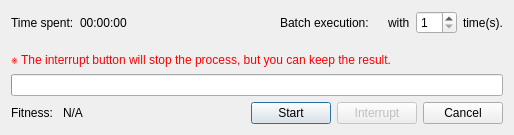
The window that core/synthesis/dimensional_synthesis/dialogs/progress.ui (KmolYuan/Pyslvs-UI) describes before a commit, drawn with Qt 5.
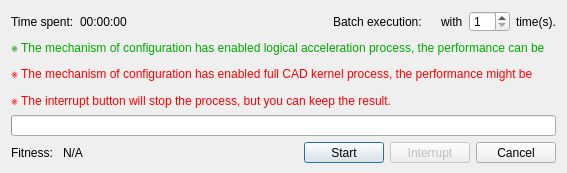
The same window after the commit. Icons and pictures are not drawn.

Commit message: Update core kernel and UI information.

Patch:
```diff
--- a/core/synthesis/dimensional_synthesis/dialogs/progress.ui
+++ b/core/synthesis/dimensional_synthesis/dialogs/progress.ui
@@ -6,8 +6,8 @@
    <rect>
     <x>0</x>
     <y>0</y>
-    <width>514</width>
-    <height>135</height>
+    <width>567</width>
+    <height>163</height>
    </rect>
   </property>
   <property name="windowTitle">
@@ -100,7 +100,27 @@
     </spacer>
    </item>
    <item>
-    <widget class="QLabel" name="label_2">
+    <widget class="QLabel" name="fast_kernel_label">
+     <property name="text">
+      <string>&lt;html&gt;&lt;head/&gt;&lt;body&gt;&lt;p&gt;&lt;span style=&quot; color:#00aa00;&quot;&gt;※ The mechanism of configuration has enabled logical acceleration process, the performance can be more faster.&lt;/span&gt;&lt;/p&gt;&lt;/body&gt;&lt;/html&gt;</string>
+     </property>
+     <property name="wordWrap">
+      <bool>true</bool>
+     </property>
+    </widget>
+   </item>
+   <item>
+    <widget class="QLabel" name="full_kernel_label">
+     <property name="text">
+      <string>&lt;html&gt;&lt;head/&gt;&lt;body&gt;&lt;p&gt;&lt;span style=&quot; color:#ff0000;&quot;&gt;※ The mechanism of configuration has enabled full CAD kernel process, the performance might be more slower.&lt;/span&gt;&lt;/p&gt;&lt;/body&gt;&lt;/html&gt;</string>
+     </property>
+     <property name="wordWrap">
+      <bool>true</bool>
+     </property>
+    </widget>
+   </item>
+   <item>
+    <widget class="QLabel" name="interrupt_label">
      <property name="text">
       <string>&lt;html&gt;&lt;head/&gt;&lt;body&gt;&lt;p&gt;&lt;span style=&quot; color:#ff0000;&quot;&gt;※ The interrupt button will stop the process, but you can keep the result.&lt;/span&gt;&lt;/p&gt;&lt;/body&gt;&lt;/html&gt;</string>
      </property>
```
Left out of the diff: 2 changed lines with no effect on the pictures. The commit also changes 4 other files.
